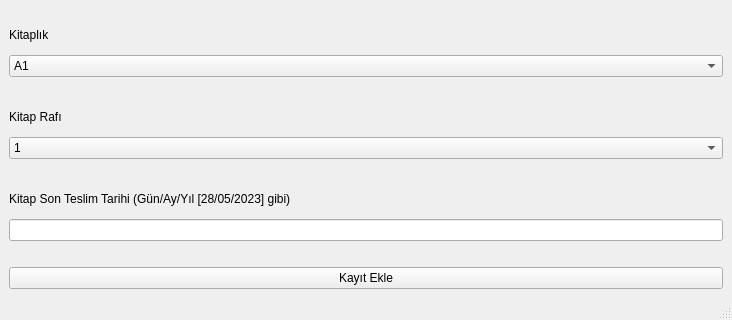
Old version of the form lib/pop-window/kayit_ekle.ui in the repository kernelginar/kuys; both pictures show x 0 to 732 and y 480 to 800 of the 732 by 800 pixel window.
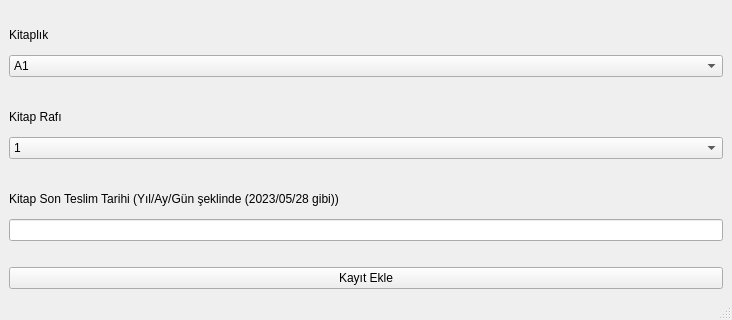
New version of the form.

```diff
--- a/lib/pop-window/kayit_ekle.ui
+++ b/lib/pop-window/kayit_ekle.ui
@@ -445,7 +445,7 @@
       <item>
        <widget class="QLabel" name="kitap_son_teslim_tarihi_label">
         <property name="text">
-         <string>Kitap Son Teslim Tarihi (Gün/Ay/Yıl [28/05/2023] gibi)</string>
+         <string>Kitap Son Teslim Tarihi (Yıl/Ay/Gün şeklinde (2023/05/28 gibi))</string>
         </property>
        </widget>
       </item>
```
Left out of the diff: 12 changed lines with no effect on the pictures.
